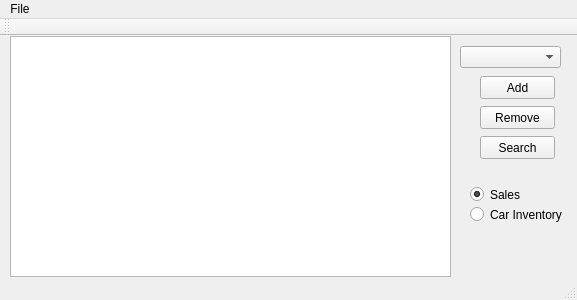
The window that mainwindow.ui (jakapp/teambenjamin) describes before a commit, drawn with Qt 5.
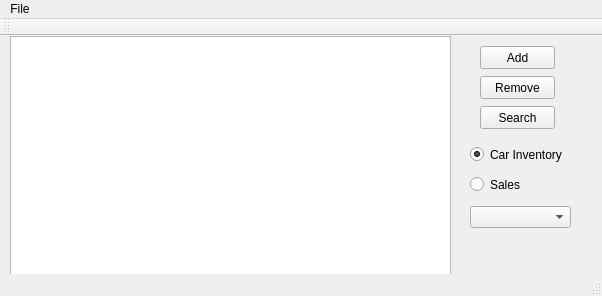
The same window after the commit.

Patch:
```diff
--- a/mainwindow.ui
+++ b/mainwindow.ui
@@ -6,8 +6,8 @@
    <rect>
     <x>0</x>
     <y>0</y>
-    <width>577</width>
-    <height>300</height>
+    <width>602</width>
+    <height>296</height>
    </rect>
   </property>
   <property name="windowTitle">
@@ -28,7 +28,7 @@
     <property name="geometry">
      <rect>
       <x>480</x>
-      <y>100</y>
+      <y>70</y>
       <width>75</width>
       <height>23</height>
      </rect>
@@ -41,7 +41,7 @@
     <property name="geometry">
      <rect>
       <x>480</x>
-      <y>40</y>
+      <y>10</y>
       <width>75</width>
       <height>23</height>
      </rect>
@@ -57,7 +57,7 @@
     <property name="geometry">
      <rect>
       <x>480</x>
-      <y>70</y>
+      <y>40</y>
       <width>75</width>
       <height>23</height>
      </rect>
@@ -69,8 +69,8 @@
    <widget class="QComboBox" name="comboBox">
     <property name="geometry">
      <rect>
-      <x>460</x>
-      <y>10</y>
+      <x>470</x>
+      <y>170</y>
       <width>101</width>
       <height>22</height>
      </rect>
@@ -80,7 +80,7 @@
     <property name="geometry">
      <rect>
       <x>470</x>
-      <y>150</y>
+      <y>140</y>
       <width>82</width>
       <height>17</height>
      </rect>
@@ -89,21 +89,24 @@
      <string>Sales</string>
     </property>
     <property name="checked">
-     <bool>true</bool>
+     <bool>false</bool>
     </property>
    </widget>
    <widget class="QRadioButton" name="radCar">
     <property name="geometry">
      <rect>
       <x>470</x>
-      <y>170</y>
-      <width>101</width>
+      <y>110</y>
+      <width>111</width>
       <height>17</height>
      </rect>
     </property>
     <property name="text">
      <string>Car Inventory</string>
     </property>
+    <property name="checked">
+     <bool>true</bool>
+    </property>
    </widget>
   </widget>
   <widget class="QMenuBar" name="menuBar">
@@ -111,7 +114,7 @@
     <rect>
      <x>0</x>
      <y>0</y>
-     <width>577</width>
+     <width>602</width>
      <height>19</height>
     </rect>
    </property>
```
